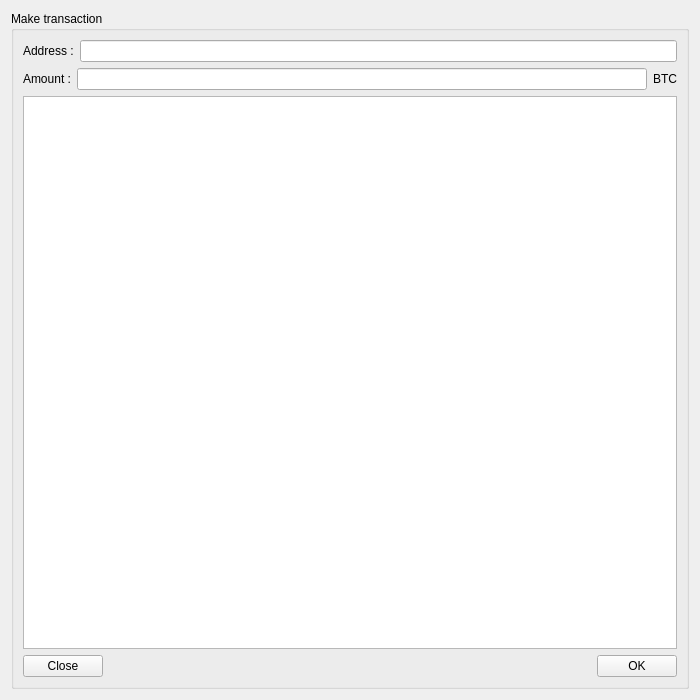
Above: online_wallet/forms/maketransactionwindow.ui from bmstu-iu8-2018-project/wallet before the change. Below: the same form after it.
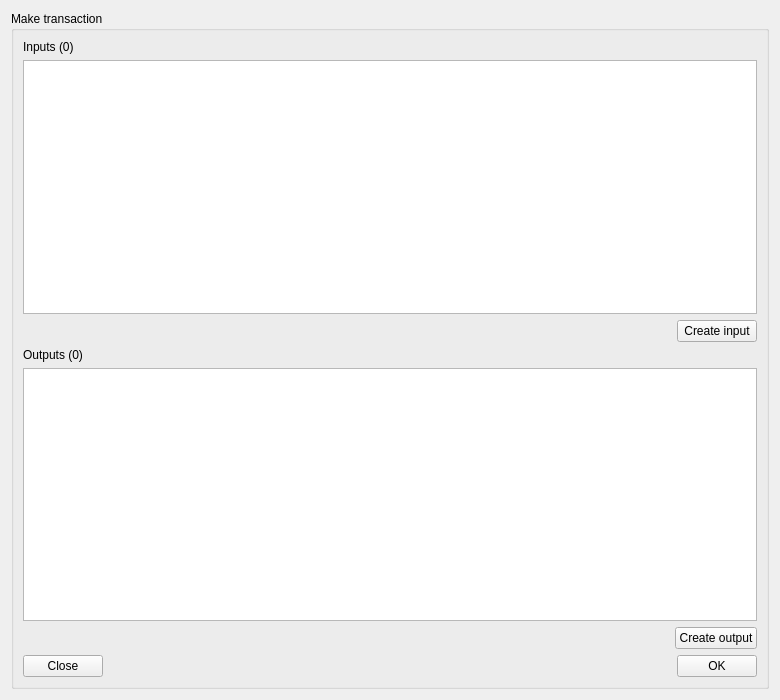
That is the form after the change.

What changed in the file:
```diff
--- a/online_wallet/forms/maketransactionwindow.ui
+++ b/online_wallet/forms/maketransactionwindow.ui
@@ -6,7 +6,7 @@
    <rect>
     <x>0</x>
     <y>0</y>
-    <width>700</width>
+    <width>780</width>
     <height>700</height>
    </rect>
   </property>
@@ -21,43 +21,47 @@
      </property>
      <layout class="QVBoxLayout" name="verticalLayout">
       <item>
-       <layout class="QHBoxLayout" name="horizontalLayout_3">
-        <item>
-         <widget class="QLabel" name="label_address">
+       <widget class="QLabel" name="input_label">
           <property name="text">
-           <string>Address :</string>
+         <string>Inputs (0)</string>
           </property>
          </widget>
         </item>
         <item>
-         <widget class="QLineEdit" name="address"/>
-        </item>
-       </layout>
+       <widget class="QTableWidget" name="inputs"/>
       </item>
       <item>
        <layout class="QHBoxLayout" name="horizontalLayout">
+        <item alignment="Qt::AlignRight">
+         <widget class="QPushButton" name="create_input">
+          <property name="text">
+           <string>Create input</string>
+          </property>
+         </widget>
+        </item>
+       </layout>
+      </item>
         <item>
-         <widget class="QLabel" name="label_amount">
+       <widget class="QLabel" name="output_label">
           <property name="text">
-           <string>Amount :</string>
+         <string>Outputs (0)</string>
           </property>
          </widget>
         </item>
         <item>
-         <widget class="QLineEdit" name="value"/>
+       <widget class="QTableWidget" name="outputs"/>
         </item>
         <item>
-         <widget class="QLabel" name="label_btc">
+       <layout class="QHBoxLayout" name="horizontalLayout_3">
+        <item alignment="Qt::AlignRight">
+         <widget class="QPushButton" name="create_output">
           <property name="text">
-           <string>BTC</string>
+           <string>Create output</string>
           </property>
          </widget>
         </item>
        </layout>
       </item>
-      <item>
-       <widget class="QTextBrowser" name="json_trans"/>
-      </item>
       <item>
        <layout class="QHBoxLayout" name="horizontalLayout_2">
         <item alignment="Qt::AlignLeft">
```
Lines whose indentation alone changed are shown as unchanged.
